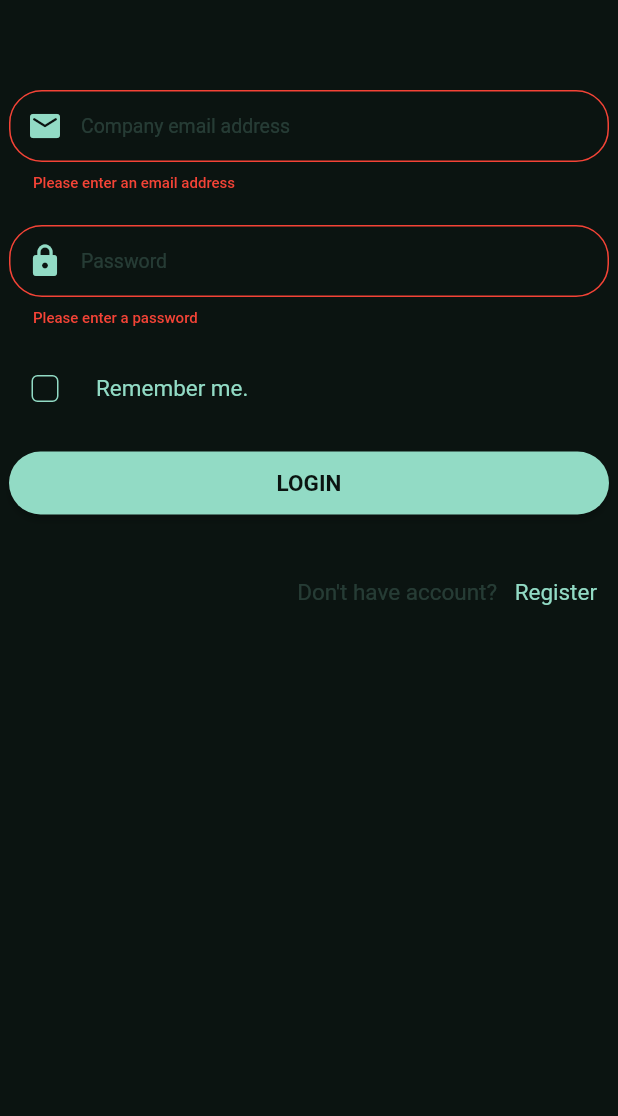
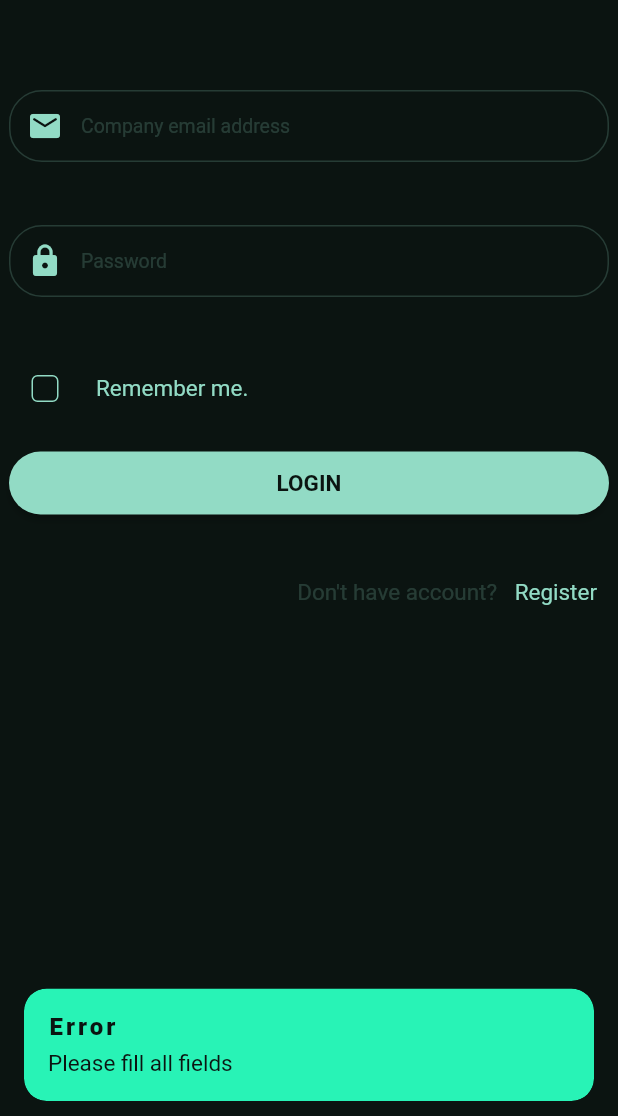
Before and after one commit to MohamedAmin911/smart-sea-port-customer-website, a Flutter app: the LogInScreen screen opened directly, after a tap on "LOGIN", on a phone screen of 412 x 824 dp, the part 120-1236 px from its top. Run offline on Flutter 3.47's test engine with Material 3 defaults, Android fonts, the light colour scheme and no system bars; our stand-ins replace firebase_auth, firebase_core, flutter_screenutil, flutter_svg, get, shared_preferences; accounts and stored records are empty.

Commit message:
add firebase authentication

```diff
--- /dev/null
+++ b/lib/controller/authentication_controller.dart
@@ -0,0 +1,160 @@
+import 'package:final_project_customer_website/view/screens/authentication_screens/login_screen.dart';
+import 'package:final_project_customer_website/view/screens/home_screen/home_screen.dart';
+import 'package:final_project_customer_website/view/widgets/common_widgets/getx_snackbar.dart';
+import 'package:firebase_auth/firebase_auth.dart';
+import 'package:flutter/material.dart';
+import 'package:get/get.dart';
+import 'package:shared_preferences/shared_preferences.dart';
+
+class AuthController extends GetxController {
+  final FirebaseAuth _auth = FirebaseAuth.instance;
+  final RxBool _isLoading = false.obs;
+  bool get isLoading => _isLoading.value;
+  var isRememberMe = true.obs;
+
+  @override
+  void onInit() {
+    super.onInit();
+    loadRememberMe(); // Load saved value at app startup
+  }
+
+  // Registration
+  Future<void> registerUser(
+      String email, String password, BuildContext context) async {
+    if (email.isEmpty || password.isEmpty) {
+      getxSnackbar(title: "Error", msg: "Please fill all fields");
+      return;
+    }
+
+    _isLoading.value = true;
+    try {
+      UserCredential userCredential =
+          await _auth.createUserWithEmailAndPassword(
+        email: email.trim(),
+        password: password,
+      );
+
+      // Registration successful
+      print("User created: ${userCredential.user?.uid}");
+      Get.snackbar("Success", "Registration successful!",
+          snackPosition: SnackPosition.BOTTOM);
+
+      //send email verification
+      await sendEmailVerification(context);
+      // Navigate to the next screen or perform other actions
+      Get.off(const LogInScreen()); // Use GetX navigation
+    } on FirebaseAuthException catch (e) {
+      String errorMessage;
+      switch (e.code) {
+        case 'weak-password':
+          errorMessage = 'The password provided is too weak.';
+          break;
+        case 'email-already-in-use':
+          errorMessage = 'The account already exists for that email.';
+          break;
+        case 'invalid-email':
+          errorMessage = 'The email address is badly formatted.';
+          break;
+        case 'operation-not-allowed':
+          errorMessage = 'Email/password accounts are not enabled.';
+          break;
+        default:
+          errorMessage = 'An error occurred during registration.';
+          print(e.toString()); // Print the full error for debugging
+      }
+      Get.snackbar("Error", errorMessage, snackPosition: SnackPosition.BOTTOM);
+    } catch (e) {
+      print(e);
+      Get.snackbar("Error", "An unexpected error occurred.",
+          snackPosition: SnackPosition.BOTTOM);
+    } finally {
+      _isLoading.value = false;
+    }
+  }
+
+//send email verification
+  Future<void> sendEmailVerification(BuildContext context) async {
+    _isLoading.value = true;
+    try {
+      User? user = _auth.currentUser;
+      if (user != null && !user.emailVerified) {
+        await user.sendEmailVerification();
+        getxSnackbar(
+            title: "Verification Email Sent",
+            msg:
+                "A verification link has been sent to your email. Please check your inbox (and spam folder).");
+      } else if (user!.emailVerified) {
+        getxSnackbar(
+            title: "Email Verified", msg: "Your Email is already verified.");
+      } else {
+        getxSnackbar(title: "Error", msg: "No user is currently signed in.");
+      }
+    } catch (e) {
+      print("Error sending verification email: $e");
+      getxSnackbar(title: "Error", msg: "Failed to send verification email.");
+    } finally {
+      _isLoading.value = false;
+    }
+  }
+
+//check if email is verified
+  Future<bool> isEmailVerified() async {
+    User? user = _auth.currentUser;
+    if (user != null) {
+      await user.reload(); // Reload user to get the latest info
+      user = _auth.currentUser; // Update user reference
+      return user!.emailVerified;
+    }
+    return false;
+  }
+
+  // Sign-in
+  Future<void> signInUser(
+      String email, String password, BuildContext context) async {
+    if (email.isEmpty || password.isEmpty) {
+      getxSnackbar(title: "Error", msg: "Please fill all fields");
+
+      return;
+    }
+
+    _isLoading.value = true;
+    try {
+      UserCredential userCredential = await _auth.signInWithEmailAndPassword(
+        email: email.trim(),
+        password: password,
+      );
+
+      // Sign-in successful
+      bool isVerified = await isEmailVerified();
+
+      isVerified
+          ? Get.off(const HomeScreen())
+          : getxSnackbar(title: "Error", msg: "Email is not verified!");
+
+      print("User signed in: ${userCredential.user?.uid}");
+      isVerified
+          ? getxSnackbar(title: "Success", msg: "Sign in successful!")
+          : null;
+    } on FirebaseAuthException catch (e) {
+      getxSnackbar(title: "Error", msg: e.code);
+    } catch (e) {
+      print("General sign-in error: $e");
+      getxSnackbar(title: "Error", msg: "An unexpected error occurred.");
+    } finally {
+      _isLoading.value = false;
+    }
+  }
+
+  // Save "Remember Me" state
+  Future<void> saveRememberMe(bool value) async {
+    final prefs = await SharedPreferences.getInstance();
+    await prefs.setBool('rememberMe', value);
+    print("Saved Remember Me Value: $value"); // Debug log
+  }
+
+  // Load "Remember Me" state
+  Future<void> loadRememberMe() async {
+    final prefs = await SharedPreferences.getInstance();
+    isRememberMe.value = prefs.getBool('rememberMe') ?? false;
+  }
+}
--- a/lib/view/screens/authentication_screens/login_screen.dart
+++ b/lib/view/screens/authentication_screens/login_screen.dart
@@ -1,6 +1,7 @@
 import 'package:final_project_customer_website/constants/colors.dart';
 import 'package:final_project_customer_website/constants/icon_assets.dart';
 import 'package:final_project_customer_website/constants/text.dart';
+import 'package:final_project_customer_website/controller/authentication_controller.dart';
 import 'package:final_project_customer_website/view/screens/authentication_screens/signup_screen.dart';
 import 'package:final_project_customer_website/view/widgets/common_widgets/elev_btn.dart';
 import 'package:final_project_customer_website/view/widgets/common_widgets/styled_form_field.dart';
@@ -20,6 +21,7 @@ class _LogInScreenState extends State<LogInScreen> {
   final _formKey = GlobalKey<FormState>();
   final _emailController = TextEditingController();
   final _passwordController = TextEditingController();
+  AuthController authController = Get.put(AuthController());
   @override
   Widget build(BuildContext context) {
     final screenWidth = MediaQuery.of(context).size.width;
@@ -67,17 +69,6 @@ class _LogInScreenState extends State<LogInScreen> {
                         hintText: 'Company email address',
                         prefixIcon: Icons.email_rounded,
                         controller: _emailController,
-                        validator: (value) {
-                          if (value == null || value.isEmpty) {
-                            return 'Please enter an email address';
-                          }
-                          final emailRegex = RegExp(
-                              r"^[a-zA-Z0-9.a-zA-Z0-9.!#$%&'*+-/=?^_`{|}~]+@[a-zA-Z0-9]+\.[a-zA-Z]+");
-                          if (!emailRegex.hasMatch(value)) {
-                            return 'Please enter a valid email address';
-                          }
-                          return null;
-                        },
                       ),
                       SizedBox(height: 10.h),
                       // Password Field
@@ -118,15 +109,22 @@ class _LogInScreenState extends State<LogInScreen> {
                       Row(
                         mainAxisAlignment: MainAxisAlignment.start,
                         children: [
-                          Checkbox(
-                            value: false,
-                            onChanged: (isTrue) {},
+                          Obx(
+                            () => Checkbox(
+                              value: authController
+                                  .isRememberMe.value, // Bind to state
+                              onChanged: (isChecked) async {
+                                authController.isRememberMe.value = isChecked!;
+                                await authController.saveRememberMe(isChecked);
+                                await authController.loadRememberMe();
+                              },
                               checkColor: Kcolor.background,
                               focusColor: Kcolor.primary,
                               activeColor: Kcolor.primary,
                               side: const BorderSide(color: Kcolor.primary),
                               shape: RoundedRectangleBorder(
                                 borderRadius: BorderRadius.circular(4.r),
+                              ),
                             ),
                           ),
                           SizedBox(width: 10.w),
@@ -143,14 +141,30 @@ class _LogInScreenState extends State<LogInScreen> {
                       SizedBox(height: 15.h),
 
                       // LogIn Button
-                      ElevBtn1(
+                      Obx(
+                        () => ElevBtn1(
                           width: isWideScreen ? 400.w : double.infinity,
-                        text: "LOGIN",
+                          icon: authController.isLoading
+                              ? SizedBox(
+                                  width: 20.w,
+                                  height: 20.h,
+                                  child: const CircularProgressIndicator(
+                                      color: Kcolor.background))
+                              : Text(
+                                  "LOGIN",
+                                  style: appStyle(
+                                    size: 15.sp,
+                                    color: Kcolor.background,
+                                    fontWeight: FontWeight.w600,
+                                  ),
+                                ),
                           textColor: Kcolor.background,
                           bgColor: Kcolor.primary,
                           func: () {
-                          if (_formKey.currentState!.validate()) {}
+                            authController.signInUser(_emailController.text,
+                                _passwordController.text, context);
                           },
+                        ),
                       ),
                       SizedBox(height: 25.h),
 
--- a/lib/view/widgets/common_widgets/elev_btn.dart
+++ b/lib/view/widgets/common_widgets/elev_btn.dart
@@ -1,4 +1,3 @@
-import 'package:final_project_customer_website/constants/text.dart';
 import 'package:flutter/material.dart';
 import 'package:flutter_screenutil/flutter_screenutil.dart';
 
@@ -6,12 +5,12 @@ class ElevBtn1 extends StatelessWidget {
   const ElevBtn1(
       {super.key,
       required this.width,
-      required this.text,
+      required this.icon,
       required this.textColor,
       required this.bgColor,
       required this.func});
   final double width;
-  final String text;
+  final Widget icon;
   final Color textColor;
   final Color bgColor;
   final void Function() func;
@@ -28,14 +27,7 @@ class ElevBtn1 extends StatelessWidget {
         onPressed: func,
         child: Padding(
           padding: EdgeInsets.symmetric(vertical: 12.h),
-          child: Text(
-            text,
-            style: appStyle(
-              size: 15.sp,
-              color: textColor,
-              fontWeight: FontWeight.w600,
-            ),
-          ),
+          child: icon,
         ),
       ),
     );
--- /dev/null
+++ b/lib/view/widgets/common_widgets/getx_snackbar.dart
@@ -0,0 +1,31 @@
+import 'package:final_project_customer_website/constants/colors.dart';
+import 'package:final_project_customer_website/constants/text.dart';
+import 'package:flutter/material.dart';
+import 'package:flutter_screenutil/flutter_screenutil.dart';
+import 'package:get/get.dart';
+
+SnackbarController getxSnackbar({required String title, required String msg}) {
+  return Get.snackbar("", "",
+      backgroundColor: Kcolor.accent,
+      titleText: Text(
+        title,
+        style: appStyle(
+          size: 16.sp,
+          color: Kcolor.background,
+          fontWeight: FontWeight.w900,
+        ).copyWith(letterSpacing: 2),
+      ),
+      messageText: Text(
+        msg,
+        style: appStyle(
+          size: 15.sp,
+          color: Kcolor.background,
+          fontWeight: FontWeight.w400,
+        ),
+      ),
+      margin: EdgeInsets.only(bottom: 10.h, left: 16.w, right: 16.w),
+      animationDuration: const Duration(seconds: 1),
+      duration: const Duration(seconds: 3),
+      snackStyle: SnackStyle.FLOATING,
+      snackPosition: SnackPosition.BOTTOM);
+}
--- a/pubspec.yaml
+++ b/pubspec.yaml
@@ -44,7 +44,10 @@ dependencies:
   flutter_polyline_points:
   image_network:
   flutter_svg:
-
+  firebase_core:
+  firebase_auth:
+  cloud_firestore:
+  shared_preferences: ^2.4.0
 
 dev_dependencies:
   flutter_test:
```
Also changed, not shown: lib/main.dart (+10 -2 lines), lib/view/screens/authentication_screens/email_verification_sent_screen.dart (added, +63 -0 lines), lib/view/screens/home_screen/home_screen.dart (added, +10 -0 lines), lib/view/screens/main_screen.dart (+18 -4 lines), lib/view/widgets/signup_or_login_screen_widgets/signup_company_info_widget.dart (+23 -3 lines), lib/view/widgets/signup_or_login_screen_widgets/signup_login_buttons.dart (+9 -1 lines), firebase.json (added), lib/firebase_options.dart (added), pubspec.lock, 6 other files. Lines whose indentation alone changed are shown as unchanged.
